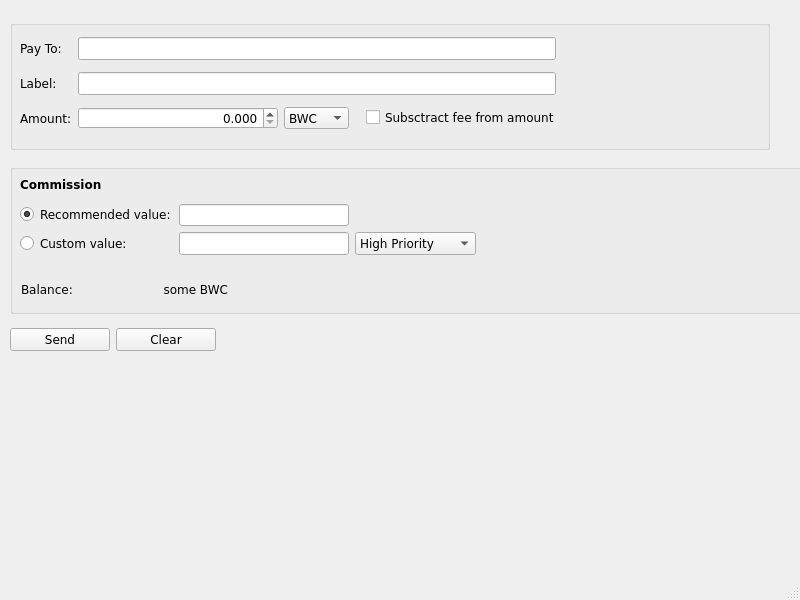
TemplateName56/Blockchain_Wallet, file client/gui/mainwindow.ui: the form before one commit.
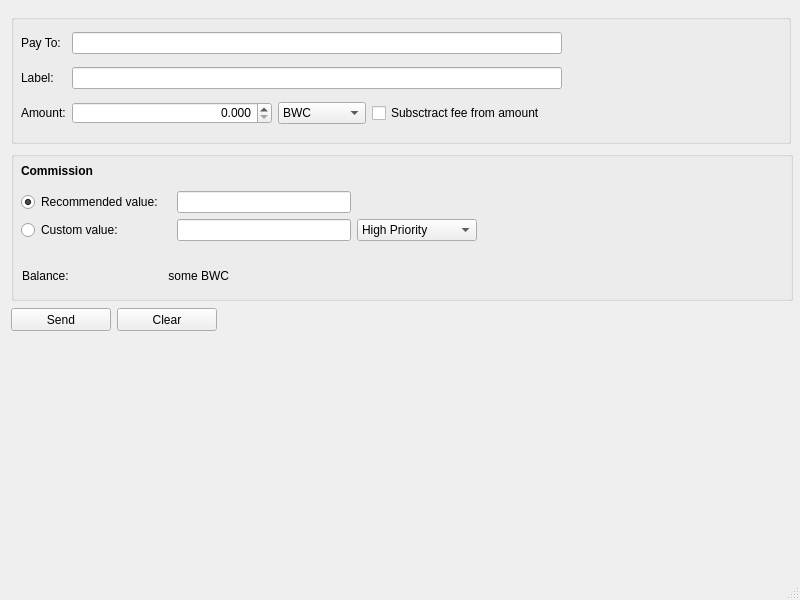
The form after the commit.

```diff
--- a/client/gui/mainwindow.ui
+++ b/client/gui/mainwindow.ui
@@ -23,9 +23,7 @@
    </size>
   </property>
   <property name="font">
-   <font>
-    <family>Verdana</family>
-   </font>
+   <font/>
   </property>
   <property name="windowTitle">
    <string>MainWindow</string>
@@ -388,13 +386,13 @@
        <height>600</height>
       </size>
      </property>
-     <widget class="QWidget" name="layoutWidget">
+     <widget class="QWidget" name="">
       <property name="geometry">
        <rect>
-        <x>10</x>
-        <y>12</y>
-        <width>1285</width>
-        <height>348</height>
+        <x>11</x>
+        <y>13</y>
+        <width>782</width>
+        <height>319</height>
        </rect>
       </property>
       <layout class="QVBoxLayout" name="verticalLayout_5">
@@ -408,7 +406,7 @@
          </property>
          <property name="minimumSize">
           <size>
-           <width>760</width>
+           <width>780</width>
            <height>130</height>
           </size>
          </property>
@@ -426,7 +424,7 @@
            <rect>
             <x>10</x>
             <y>11</y>
-            <width>536</width>
+            <width>541</width>
             <height>107</height>
            </rect>
           </property>
@@ -447,6 +445,9 @@
            </item>
            <item row="2" column="1">
             <layout class="QHBoxLayout" name="horizontalLayout_7">
+             <property name="rightMargin">
+              <number>0</number>
+             </property>
              <item>
               <widget class="QDoubleSpinBox" name="amountSpinBox">
                <property name="minimumSize">
@@ -500,19 +501,6 @@
                </item>
               </widget>
              </item>
-             <item>
-              <spacer name="horizontalSpacer_4">
-               <property name="orientation">
-                <enum>Qt::Horizontal</enum>
-               </property>
-               <property name="sizeHint" stdset="0">
-                <size>
-                 <width>40</width>
-                 <height>20</height>
-                </size>
-               </property>
-              </spacer>
-             </item>
              <item>
               <widget class="QCheckBox" name="feeCheckBox">
                <property name="sizePolicy">
@@ -596,8 +584,6 @@
           </property>
           <property name="font">
            <font>
-            <family>Verdana</family>
-            <weight>75</weight>
             <bold>true</bold>
            </font>
           </property>
```
Left out of the diff: 18 changed lines with no effect on the pictures.
